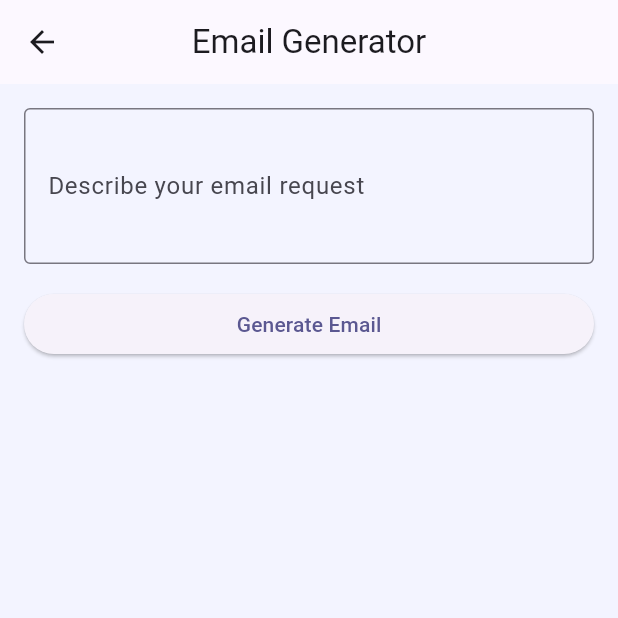
After one commit to raouf-zobir/DevImpact-Hackathon, a Flutter app: the EmailSender screen opened directly, on a phone screen of 412 x 824 dp, the top half of it. The commit adds this screen. Run offline on Flutter 3.47's test engine with Material 3 defaults, Android fonts, the phone set to English and light mode, and no system bars; our stand-ins replace dropdown_search, fl_chart, flutter_svg, get, hive, image_picker; missing offline and left inert: desktop_drop; accounts and stored records are empty; project files that could hold a hidden picture were left out.

Commit message:
added Email Sender Tab

```diff
--- a/code/frontend/lib/controller/navigations_controller.dart
+++ b/code/frontend/lib/controller/navigations_controller.dart
@@ -10,7 +10,7 @@ import 'package:sama/view/teacher_details/teacher_with_trailing.dart';
 import 'package:sama/view/users_details/users_with_trailing.dart';
 import 'package:sama/view/view_all_student/view_all_student.dart';
 import 'package:sama/view/view_all_teacher/view_all_teacher.dart';
-
+import 'package:sama/view/email/email_sender.dart';
 abstract class NavigationController extends GetxController {
   Widget getCurrentPage();
 }
@@ -40,6 +40,8 @@ class NavigationControllerImp extends NavigationController {
         _currentPage = StudentWithTrailing(studentModel: info?["model"]);
       case NavigationEnum.TeacherDetails:
         _currentPage = TeachersWithTrailing(teacherModel: info?["model"]);
+      case NavigationEnum.EmailSender:
+        _currentPage = EmailSender();
     }
 
     update();
--- a/code/frontend/lib/core/enum/navigations_enum.dart
+++ b/code/frontend/lib/core/enum/navigations_enum.dart
@@ -8,4 +8,5 @@ enum NavigationEnum {
   AddNewTeacher,
   StudentDetails,
   TeacherDetails,
+  EmailSender,
 }
--- a/code/frontend/lib/model/drawer_item_model.dart
+++ b/code/frontend/lib/model/drawer_item_model.dart
@@ -36,6 +36,10 @@ List<DrawerItemModel> drawerItem = [
       title: 'Users',
       icon: Assets.iconsUser,
       destination: NavigationEnum.Users),
+      DrawerItemModel(
+      title: 'Email Sender',
+      icon: Assets.iconsEmail,
+      destination: NavigationEnum.EmailSender),
   // DrawerItemModel(title: 'Chat', icon: Assets.iconsChat, NavigationEnum.NewStudent),
   // DrawerItemModel(title: 'Lastest Activity', icon: Assets.iconsActivity, NavigationEnum.Lastest),
 ];
--- /dev/null
+++ b/code/frontend/lib/services/generative_ai_service.dart
@@ -0,0 +1,42 @@
+import 'dart:convert';
+import 'package:http/http.dart' as http;
+
+class GenerativeAI {
+  final String apiKey;
+  final String modelName;
+  final String apiUrl;
+
+  GenerativeAI({
+    required this.apiKey,
+    required this.modelName,
+    this.apiUrl = "https://api.generativeai.google.com/v1/models",
+  });
+
+  Future<Map<String, dynamic>> generateResponse(String prompt) async {
+    final url = Uri.parse("$apiUrl/$modelName:generateText");
+
+    final headers = {
+      'Authorization': 'Bearer $apiKey',
+      'Content-Type': 'application/json',
+    };
+
+    final body = {
+      "prompt": prompt,
+      "generation_config": {
+        "temperature": 1,
+        "top_p": 0.95,
+        "top_k": 40,
+        "max_output_tokens": 8192,
+        "response_mime_type": "text/plain",
+      },
+    };
+
+    final response = await http.post(url, headers: headers, body: jsonEncode(body));
+
+    if (response.statusCode == 200) {
+      return jsonDecode(response.body);
+    } else {
+      throw Exception("Failed to get response: ${response.statusCode}, ${response.body}");
+    }
+  }
+}
--- /dev/null
+++ b/code/frontend/lib/view/email/email_sender.dart
@@ -0,0 +1,166 @@
+import 'package:flutter/material.dart';
+import 'package:get/get.dart';
+import 'dart:convert';
+import 'package:http/http.dart' as http;
+import 'package:sama/services/generative_ai_service.dart';
+
+class EmailSender extends StatefulWidget {
+  const EmailSender({Key? key}) : super(key: key);
+
+  @override
+  State<EmailSender> createState() => _EmailSenderState();
+}
+
+class _EmailSenderState extends State<EmailSender> {
+  final TextEditingController _promptController = TextEditingController();
+  String _generatedTitle = '';
+  String _generatedText = '';
+  String _recipients = '';
+  String _purpose = '';
+  bool _isLoading = false;
+
+  final GenerativeAI _generativeAI = GenerativeAI(
+    apiKey: "AIzaSyBUHbhKVH5yWOEw9Z2OROA84Wrm7d7bs8s",
+    modelName: "gemini-2.0-flash-exp",
+  );
+
+  Future<void> _generateEmail() async {
+    setState(() => _isLoading = true);
+
+    try {
+      final response = await _generativeAI.generateResponse(_promptController.text);
+
+      // Parse the response text to extract information
+      final String responseText = response['data']['text'];
+      final Map<String, String> parsedResponse = _parseGeneratedResponse(responseText);
+
+      setState(() {
+        _recipients = parsedResponse['recipients'] ?? '';
+        _purpose = parsedResponse['purpose'] ?? '';
+        _generatedTitle = parsedResponse['title'] ?? '';
+        _generatedText = parsedResponse['text'] ?? '';
+      });
+    } catch (e) {
+      Get.snackbar(
+        'Error',
+        'Failed to generate email: $e',
+        snackPosition: SnackPosition.BOTTOM,
+        backgroundColor: Colors.red,
+        colorText: Colors.white,
+      );
+    } finally {
+      setState(() => _isLoading = false);
+    }
+  }
+
+  Map<String, String> _parseGeneratedResponse(String response) {
+    final Map<String, String> result = {};
+
+    final extractedInfoMatch = RegExp(r'Extracted Information:\nRecipients: (.*?)\nPurpose: (.*?)\n\nGenerated Output:', dotAll: true)
+        .firstMatch(response);
+
+    if (extractedInfoMatch != null) {
+      result['recipients'] = extractedInfoMatch.group(1)?.trim() ?? '';
+      result['purpose'] = extractedInfoMatch.group(2)?.trim() ?? '';
+    }
+
+    final generatedOutputMatch = RegExp(r'Generated Output:\nTitle: (.*?)\nText: (.*?)$', dotAll: true)
+        .firstMatch(response);
+
+    if (generatedOutputMatch != null) {
+      result['title'] = generatedOutputMatch.group(1)?.trim() ?? '';
+      result['text'] = generatedOutputMatch.group(2)?.trim() ?? '';
+    }
+
+    return result;
+  }
+
+  @override
+  Widget build(BuildContext context) {
+    return Scaffold(
+      appBar: AppBar(
+        title: const Text('Email Generator'),
+        centerTitle: true,
+      ),
+      body: Padding(
+        padding: const EdgeInsets.all(16.0),
+        child: Column(
+          crossAxisAlignment: CrossAxisAlignment.stretch,
+          children: [
+            TextField(
+              controller: _promptController,
+              decoration: const InputDecoration(
+                labelText: 'Describe your email request',
+                border: OutlineInputBorder(),
+                hintText: 'e.g., Notify all students about school closure tomorrow due to a water leak',
+              ),
+              maxLines: 3,
+            ),
+            const SizedBox(height: 16),
+            ElevatedButton(
+              onPressed: _isLoading ? null : _generateEmail,
+              child: _isLoading
+                  ? const CircularProgressIndicator()
+                  : const Text('Generate Email'),
+            ),
+            const SizedBox(height: 24),
+            if (_recipients.isNotEmpty) ...[
+              _buildInfoCard('Recipients', _recipients),
+              const SizedBox(height: 8),
+              _buildInfoCard('Purpose', _purpose),
+              const SizedBox(height: 8),
+              _buildInfoCard('Generated Title', _generatedTitle),
+              const SizedBox(height: 8),
+              Expanded(
+                child: _buildInfoCard('Generated Email', _generatedText),
+              ),
+              const SizedBox(height: 16),
+              ElevatedButton.icon(
+                onPressed: () {
+                  // Implement email sending functionality
+                  Get.snackbar(
+                    'Success',
+                    'Email sent successfully!',
+                    snackPosition: SnackPosition.BOTTOM,
+                    backgroundColor: Colors.green,
+                    colorText: Colors.white,
+                  );
+                },
+                icon: const Icon(Icons.send),
+                label: const Text('Send Email'),
+              ),
+            ],
+          ],
+        ),
+      ),
+    );
+  }
+
+  Widget _buildInfoCard(String title, String content) {
+    return Card(
+      child: Padding(
+        padding: const EdgeInsets.all(16.0),
+        child: Column(
+          crossAxisAlignment: CrossAxisAlignment.start,
+          children: [
+            Text(
+              title,
+              style: const TextStyle(
+                fontWeight: FontWeight.bold,
+                fontSize: 16,
+              ),
+            ),
+            const SizedBox(height: 8),
+            Text(content),
+          ],
+        ),
+      ),
+    );
+  }
+
+  @override
+  void dispose() {
+    _promptController.dispose();
+    super.dispose();
+  }
+}
```
